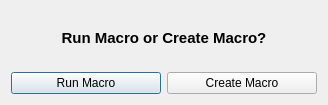
The window that NEW_UI/ui/macro.ui (e3da/PowerSynth2-core) describes before a commit, drawn with Qt 5.
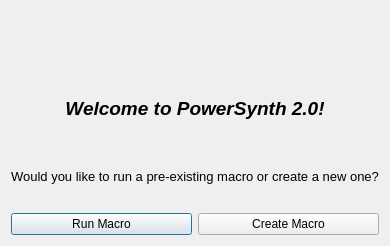
The same window after the commit. Icons and pictures are not drawn.

Commit message: Improved Introductory Window

Diff of the .ui file:
```diff
--- a/NEW_UI/ui/macro.ui
+++ b/NEW_UI/ui/macro.ui
@@ -6,18 +6,41 @@
    <rect>
     <x>0</x>
     <y>0</y>
-    <width>328</width>
-    <height>105</height>
+    <width>388</width>
+    <height>246</height>
    </rect>
   </property>
   <property name="windowTitle">
    <string>Dialog</string>
   </property>
   <layout class="QVBoxLayout" name="verticalLayout">
+   <item>
+    <widget class="QLabel" name="label_2">
+     <property name="text">
+      <string/>
+     </property>
+     <property name="pixmap">
+      <pixmap>../compressed.png</pixmap>
+     </property>
+     <property name="alignment">
+      <set>Qt::AlignCenter</set>
+     </property>
+    </widget>
+   </item>
+   <item>
+    <widget class="QLabel" name="label_3">
+     <property name="text">
+      <string>&lt;html&gt;&lt;head/&gt;&lt;body&gt;&lt;p&gt;&lt;span style=&quot; font-size:14pt; font-weight:600; font-style:italic;&quot;&gt;Welcome to PowerSynth 2.0!&lt;/span&gt;&lt;/p&gt;&lt;/body&gt;&lt;/html&gt;</string>
+     </property>
+     <property name="alignment">
+      <set>Qt::AlignCenter</set>
+     </property>
+    </widget>
+   </item>
    <item>
     <widget class="QLabel" name="label">
      <property name="text">
-      <string>&lt;html&gt;&lt;head/&gt;&lt;body&gt;&lt;p&gt;&lt;span style=&quot; font-size:11pt; font-weight:600;&quot;&gt;Run Macro or Create Macro?&lt;/span&gt;&lt;/p&gt;&lt;/body&gt;&lt;/html&gt;</string>
+      <string>&lt;html&gt;&lt;head/&gt;&lt;body&gt;&lt;p&gt;&lt;span style=&quot; font-size:10pt;&quot;&gt;Would you like to run a pre-existing macro or create a new one?&lt;/span&gt;&lt;/p&gt;&lt;/body&gt;&lt;/html&gt;</string>
      </property>
      <property name="alignment">
       <set>Qt::AlignCenter</set>
```
Left out of the diff: 4 changed lines with no effect on the pictures. The commit also changes 2 other files.
